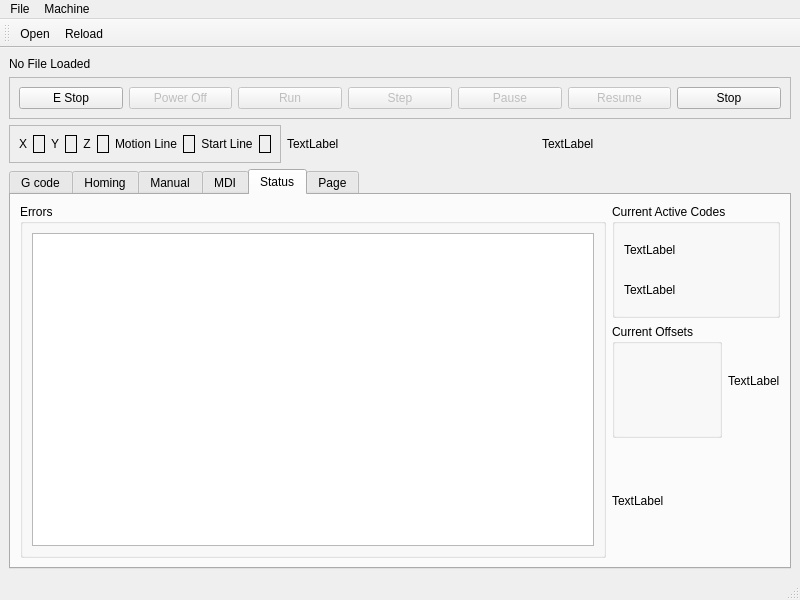
Old version of the form jet/src/jet.ui in the repository tlight9/jet.
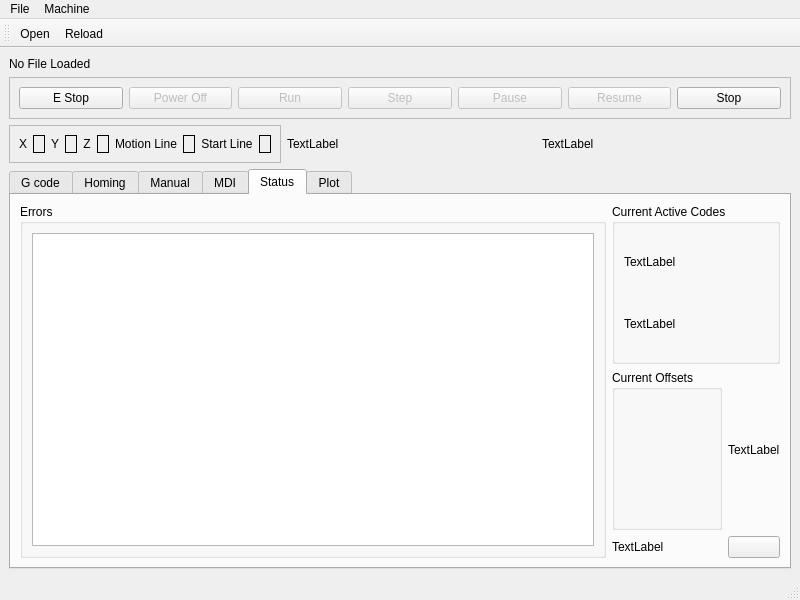
New version of the form. The open tabs and pages were chosen to show the change.

Commit message: add hidden exit button

The edit to the form file:
```diff
--- a/jet/src/jet.ui
+++ b/jet/src/jet.ui
@@ -667,11 +667,18 @@
           </property>
          </widget>
         </item>
+        <item row="2" column="2">
+         <widget class="QPushButton" name="exit_pb">
+          <property name="text">
+           <string/>
+          </property>
+         </widget>
+        </item>
        </layout>
       </widget>
       <widget class="QWidget" name="tab">
        <attribute name="title">
-        <string>Page</string>
+        <string>Plot</string>
        </attribute>
       </widget>
      </widget>
```
Left out of the diff: 9 changed lines with no effect on the pictures. The commit also changes 3 other files.
